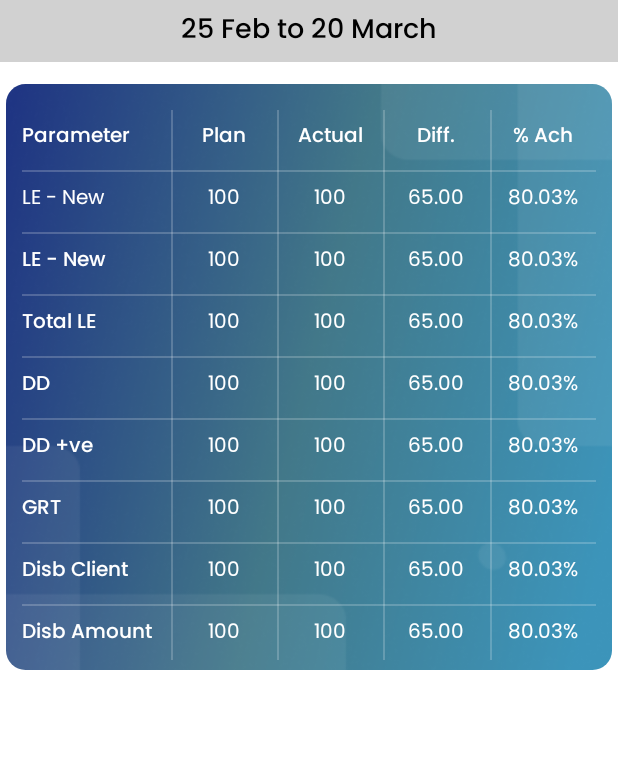
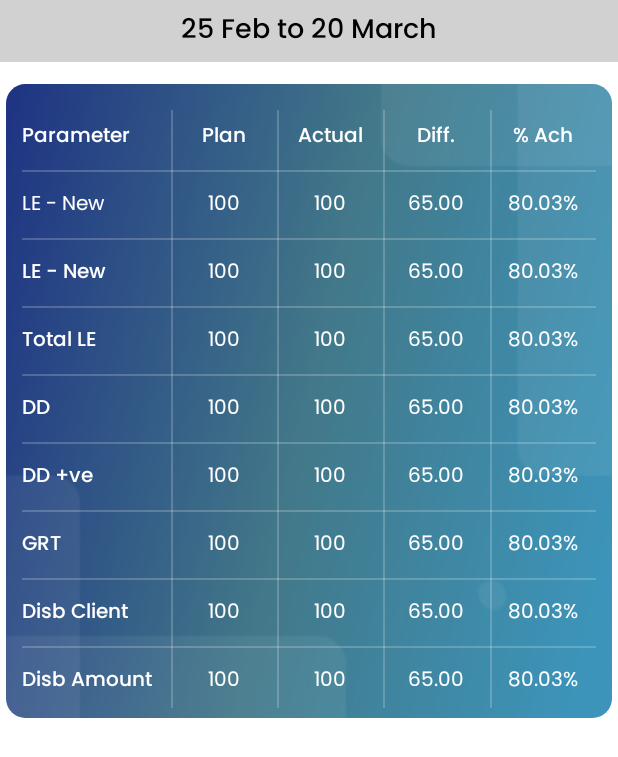
Before and after one commit to hardik24895/LightMicroFinance, an Android app: the layout fragement_summary_business.xml on its own in the app's theme, with its tools: preview values and no code run, on a phone screen of 412 x 824 dp. Shown: the top 757 px of the screen. Run offline under Robolectric (Android 15) with nearby library versions, the phone set to English and light mode, and no system bars; Roboto replaces fonts that are not available here.

Commit message:
Business Summary design

```diff
--- a/app/src/main/res/layout/fragement_summary_business.xml
+++ b/app/src/main/res/layout/fragement_summary_business.xml
@@ -22,9 +22,9 @@
     <androidx.cardview.widget.CardView
         android:layout_width="match_parent"
         android:layout_height="wrap_content"
+        android:layout_marginTop="@dimen/_8sdp"
         app:cardCornerRadius="@dimen/_10sdp"
         app:cardElevation="0dp"
-        android:layout_marginTop="@dimen/_8sdp"
         app:cardMaxElevation="0dp"
         app:cardUseCompatPadding="true"
         app:layout_constraintEnd_toEndOf="parent"
@@ -147,6 +147,7 @@
                 android:id="@+id/txtLENew"
                 android:layout_width="0dp"
                 android:layout_height="wrap_content"
+                android:layout_marginTop="@dimen/_3sdp"
                 android:paddingVertical="@dimen/_5sdp"
                 android:singleLine="true"
                 android:text="@string/_le_new"
@@ -162,6 +163,7 @@
                 android:id="@+id/txtLENewPlan"
                 android:layout_width="0dp"
                 android:layout_height="wrap_content"
+                android:layout_marginTop="@dimen/_3sdp"
                 android:gravity="center"
                 android:paddingVertical="@dimen/_5sdp"
                 android:singleLine="true"
@@ -178,6 +180,7 @@
                 android:id="@+id/txtLENewActual"
                 android:layout_width="0dp"
                 android:layout_height="wrap_content"
+                android:layout_marginTop="@dimen/_3sdp"
                 android:gravity="center"
                 android:paddingVertical="@dimen/_5sdp"
                 android:singleLine="true"
@@ -194,6 +197,7 @@
                 android:id="@+id/txtLENewDifferent"
                 android:layout_width="0dp"
                 android:layout_height="wrap_content"
+                android:layout_marginTop="@dimen/_3sdp"
                 android:gravity="center"
                 android:paddingVertical="@dimen/_5sdp"
                 android:singleLine="true"
@@ -210,6 +214,7 @@
                 android:id="@+id/txtLENewAchived"
                 android:layout_width="0dp"
                 android:layout_height="wrap_content"
+                android:layout_marginTop="@dimen/_3sdp"
                 android:gravity="center"
                 android:paddingVertical="@dimen/_5sdp"
                 android:singleLine="true"
@@ -239,6 +244,7 @@
                 android:id="@+id/txtLEReNew"
                 android:layout_width="0dp"
                 android:layout_height="wrap_content"
+                android:layout_marginTop="@dimen/_3sdp"
                 android:paddingVertical="@dimen/_5sdp"
                 android:singleLine="true"
                 android:text="@string/_le_new"
@@ -254,6 +260,7 @@
                 android:id="@+id/txtLEReNewPlan"
                 android:layout_width="0dp"
                 android:layout_height="wrap_content"
+                android:layout_marginTop="@dimen/_3sdp"
                 android:gravity="center"
                 android:paddingVertical="@dimen/_5sdp"
                 android:singleLine="true"
@@ -270,6 +277,7 @@
                 android:id="@+id/txtLEReNewActual"
                 android:layout_width="0dp"
                 android:layout_height="wrap_content"
+                android:layout_marginTop="@dimen/_3sdp"
                 android:gravity="center"
                 android:paddingVertical="@dimen/_5sdp"
                 android:singleLine="true"
@@ -286,6 +294,7 @@
                 android:id="@+id/txtLEReNewDifferent"
                 android:layout_width="0dp"
                 android:layout_height="wrap_content"
+                android:layout_marginTop="@dimen/_3sdp"
                 android:gravity="center"
                 android:paddingVertical="@dimen/_5sdp"
                 android:singleLine="true"
@@ -302,6 +311,7 @@
                 android:id="@+id/txtLEReNewAchived"
                 android:layout_width="0dp"
                 android:layout_height="wrap_content"
+                android:layout_marginTop="@dimen/_3sdp"
                 android:gravity="center"
                 android:paddingVertical="@dimen/_5sdp"
                 android:singleLine="true"
@@ -331,6 +341,7 @@
                 android:id="@+id/txtTotalLE"
                 android:layout_width="0dp"
                 android:layout_height="wrap_content"
+                android:layout_marginTop="@dimen/_3sdp"
                 android:paddingVertical="@dimen/_5sdp"
                 android:singleLine="true"
                 android:text="@string/total_le"
@@ -346,6 +357,7 @@
                 android:id="@+id/txtTotalLEPlan"
                 android:layout_width="0dp"
                 android:layout_height="wrap_content"
+                android:layout_marginTop="@dimen/_3sdp"
                 android:gravity="center"
                 android:paddingVertical="@dimen/_5sdp"
                 android:singleLine="true"
@@ -362,6 +374,7 @@
                 android:id="@+id/txtTotalLEActual"
                 android:layout_width="0dp"
                 android:layout_height="wrap_content"
+                android:layout_marginTop="@dimen/_3sdp"
                 android:gravity="center"
                 android:paddingVertical="@dimen/_5sdp"
                 android:singleLine="true"
@@ -378,6 +391,7 @@
                 android:id="@+id/txtTotalLEDifferent"
                 android:layout_width="0dp"
                 android:layout_height="wrap_content"
+                android:layout_marginTop="@dimen/_3sdp"
                 android:gravity="center"
                 android:paddingVertical="@dimen/_5sdp"
                 android:singleLine="true"
@@ -394,6 +408,7 @@
                 android:id="@+id/txtTotalLEAchived"
                 android:layout_width="0dp"
                 android:layout_height="wrap_content"
+                android:layout_marginTop="@dimen/_3sdp"
                 android:gravity="center"
                 android:paddingVertical="@dimen/_5sdp"
                 android:singleLine="true"
@@ -413,6 +428,7 @@
                 android:layout_height="@dimen/_1sdp"
                 android:layout_marginTop="@dimen/_3sdp"
                 android:alpha=".2"
+
                 android:background="@color/colorWhite"
                 app:layout_constraintEnd_toEndOf="parent"
                 app:layout_constraintStart_toStartOf="parent"
@@ -423,6 +439,7 @@
                 android:id="@+id/txtDD"
                 android:layout_width="0dp"
                 android:layout_height="wrap_content"
+                android:layout_marginTop="@dimen/_3sdp"
                 android:paddingVertical="@dimen/_5sdp"
                 android:singleLine="true"
                 android:text="@string/dd"
@@ -438,6 +455,7 @@
                 android:id="@+id/txtDDPlan"
                 android:layout_width="0dp"
                 android:layout_height="wrap_content"
+                android:layout_marginTop="@dimen/_3sdp"
                 android:gravity="center"
                 android:paddingVertical="@dimen/_5sdp"
                 android:singleLine="true"
@@ -454,6 +472,7 @@
                 android:id="@+id/txtDDActual"
                 android:layout_width="0dp"
                 android:layout_height="wrap_content"
+                android:layout_marginTop="@dimen/_3sdp"
                 android:gravity="center"
                 android:paddingVertical="@dimen/_5sdp"
                 android:singleLine="true"
@@ -470,6 +489,7 @@
                 android:id="@+id/txtDDDifferent"
                 android:layout_width="0dp"
                 android:layout_height="wrap_content"
+                android:layout_marginTop="@dimen/_3sdp"
                 android:gravity="center"
                 android:paddingVertical="@dimen/_5sdp"
                 android:singleLine="true"
@@ -486,6 +506,7 @@
                 android:id="@+id/txtDDAchived"
                 android:layout_width="0dp"
                 android:layout_height="wrap_content"
+                android:layout_marginTop="@dimen/_3sdp"
                 android:gravity="center"
                 android:paddingVertical="@dimen/_5sdp"
                 android:singleLine="true"
@@ -515,6 +536,7 @@
                 android:id="@+id/txtDDve"
                 android:layout_width="0dp"
                 android:layout_height="wrap_content"
+                android:layout_marginTop="@dimen/_3sdp"
                 android:paddingVertical="@dimen/_5sdp"
                 android:singleLine="true"
                 android:text="@string/dd_ve"
@@ -530,6 +552,7 @@
                 android:id="@+id/txtDDvePlan"
                 android:layout_width="0dp"
                 android:layout_height="wrap_content"
+                android:layout_marginTop="@dimen/_3sdp"
                 android:gravity="center"
                 android:paddingVertical="@dimen/_5sdp"
                 android:singleLine="true"
@@ -546,6 +569,7 @@
                 android:id="@+id/txtDDveActual"
                 android:layout_width="0dp"
                 android:layout_height="wrap_content"
+                android:layout_marginTop="@dimen/_3sdp"
                 android:gravity="center"
                 android:paddingVertical="@dimen/_5sdp"
                 android:singleLine="true"
@@ -562,6 +586,7 @@
                 android:id="@+id/txtDDveDifferent"
                 android:layout_width="0dp"
                 android:layout_height="wrap_content"
+                android:layout_marginTop="@dimen/_3sdp"
                 android:gravity="center"
                 android:paddingVertical="@dimen/_5sdp"
                 android:singleLine="true"
@@ -578,6 +603,7 @@
                 android:id="@+id/txtDDveAchived"
                 android:layout_width="0dp"
                 android:layout_height="wrap_content"
+                android:layout_marginTop="@dimen/_3sdp"
                 android:gravity="center"
                 android:paddingVertical="@dimen/_5sdp"
                 android:singleLine="true"
@@ -607,6 +633,7 @@
                 android:id="@+id/txtGRT"
                 android:layout_width="0dp"
                 android:layout_height="wrap_content"
+                android:layout_marginTop="@dimen/_3sdp"
                 android:paddingVertical="@dimen/_5sdp"
                 android:singleLine="true"
                 android:text="@string/grt"
@@ -622,6 +649,7 @@
                 android:id="@+id/txtGRTPlan"
                 android:layout_width="0dp"
                 android:layout_height="wrap_content"
+                android:layout_marginTop="@dimen/_3sdp"
                 android:gravity="center"
                 android:paddingVertical="@dimen/_5sdp"
                 android:singleLine="true"
@@ -638,6 +666,7 @@
                 android:id="@+id/txtGRTActual"
                 android:layout_width="0dp"
                 android:layout_height="wrap_content"
+                android:layout_marginTop="@dimen/_3sdp"
                 android:gravity="center"
                 android:paddingVertical="@dimen/_5sdp"
                 android:singleLine="true"
@@ -654,6 +683,7 @@
                 android:id="@+id/txtGRTDifferent"
                 android:layout_width="0dp"
                 android:layout_height="wrap_content"
+                android:layout_marginTop="@dimen/_3sdp"
                 android:gravity="center"
                 android:paddingVertical="@dimen/_5sdp"
                 android:singleLine="true"
@@ -670,6 +700,7 @@
                 android:id="@+id/txtGRTAchived"
                 android:layout_width="0dp"
                 android:layout_height="wrap_content"
+                android:layout_marginTop="@dimen/_3sdp"
                 android:gravity="center"
                 android:paddingVertical="@dimen/_5sdp"
                 android:singleLine="true"
@@ -699,6 +730,7 @@
                 android:id="@+id/textDistClient"
                 android:layout_width="0dp"
                 android:layout_height="wrap_content"
+                android:layout_marginTop="@dimen/_3sdp"
                 android:paddingVertical="@dimen/_5sdp"
                 android:singleLine="true"
                 android:text="@string/disb_client"
@@ -714,6 +746,7 @@
                 android:id="@+id/textDistClientPlan"
                 android:layout_width="0dp"
                 android:layout_height="wrap_content"
+                android:layout_marginTop="@dimen/_3sdp"
                 android:gravity="center"
                 android:paddingVertical="@dimen/_5sdp"
                 android:singleLine="true"
@@ -730,6 +763,7 @@
                 android:id="@+id/textDistClientActual"
                 android:layout_width="0dp"
                 android:layout_height="wrap_content"
+                android:layout_marginTop="@dimen/_3sdp"
                 android:gravity="center"
                 android:paddingVertical="@dimen/_5sdp"
                 android:singleLine="true"
@@ -746,6 +780,7 @@
                 android:id="@+id/textDistClientDifferent"
                 android:layout_width="0dp"
                 android:layout_height="wrap_content"
+                android:layout_marginTop="@dimen/_3sdp"
                 android:gravity="center"
                 android:paddingVertical="@dimen/_5sdp"
                 android:singleLine="true"
@@ -762,6 +797,7 @@
                 android:id="@+id/textDistClientAchived"
                 android:layout_width="0dp"
                 android:layout_height="wrap_content"
+                android:layout_marginTop="@dimen/_3sdp"
                 android:gravity="center"
                 android:paddingVertical="@dimen/_5sdp"
                 android:singleLine="true"
@@ -791,6 +827,7 @@
                 android:id="@+id/textDistAmount"
                 android:layout_width="0dp"
                 android:layout_height="wrap_content"
+                android:layout_marginTop="@dimen/_3sdp"
                 android:paddingVertical="@dimen/_5sdp"
                 android:singleLine="true"
                 android:text="@string/disb_amount"
@@ -807,6 +844,7 @@
                 android:id="@+id/textDistAmountPlan"
                 android:layout_width="0dp"
                 android:layout_height="wrap_content"
+                android:layout_marginTop="@dimen/_3sdp"
                 android:gravity="center"
                 android:paddingVertical="@dimen/_5sdp"
                 android:singleLine="true"
@@ -824,6 +862,7 @@
                 android:id="@+id/textDistAmountActual"
                 android:layout_width="0dp"
                 android:layout_height="wrap_content"
+                android:layout_marginTop="@dimen/_3sdp"
                 android:gravity="center"
                 android:paddingVertical="@dimen/_5sdp"
                 android:singleLine="true"
@@ -841,6 +880,7 @@
                 android:id="@+id/textDistAmountDifferent"
                 android:layout_width="0dp"
                 android:layout_height="wrap_content"
+                android:layout_marginTop="@dimen/_3sdp"
                 android:gravity="center"
                 android:paddingVertical="@dimen/_5sdp"
                 android:singleLine="true"
@@ -858,6 +898,7 @@
                 android:id="@+id/textDistAmountAchived"
                 android:layout_width="0dp"
                 android:layout_height="wrap_content"
+                android:layout_marginTop="@dimen/_3sdp"
                 android:gravity="center"
                 android:paddingVertical="@dimen/_5sdp"
                 android:singleLine="true"
```
